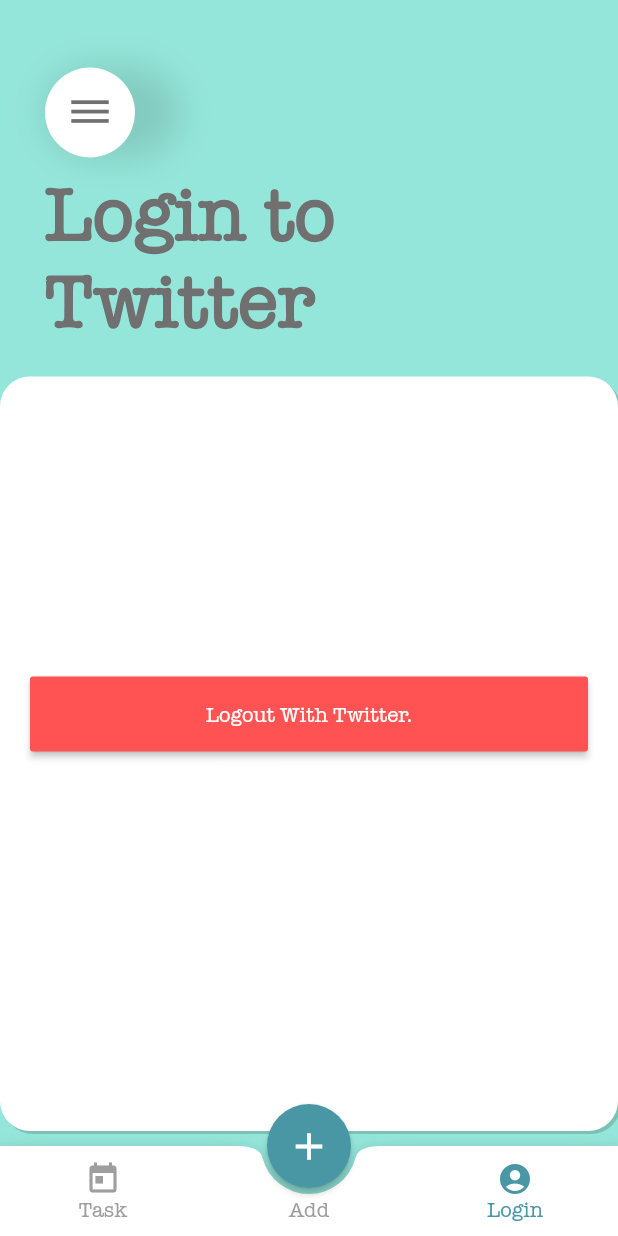
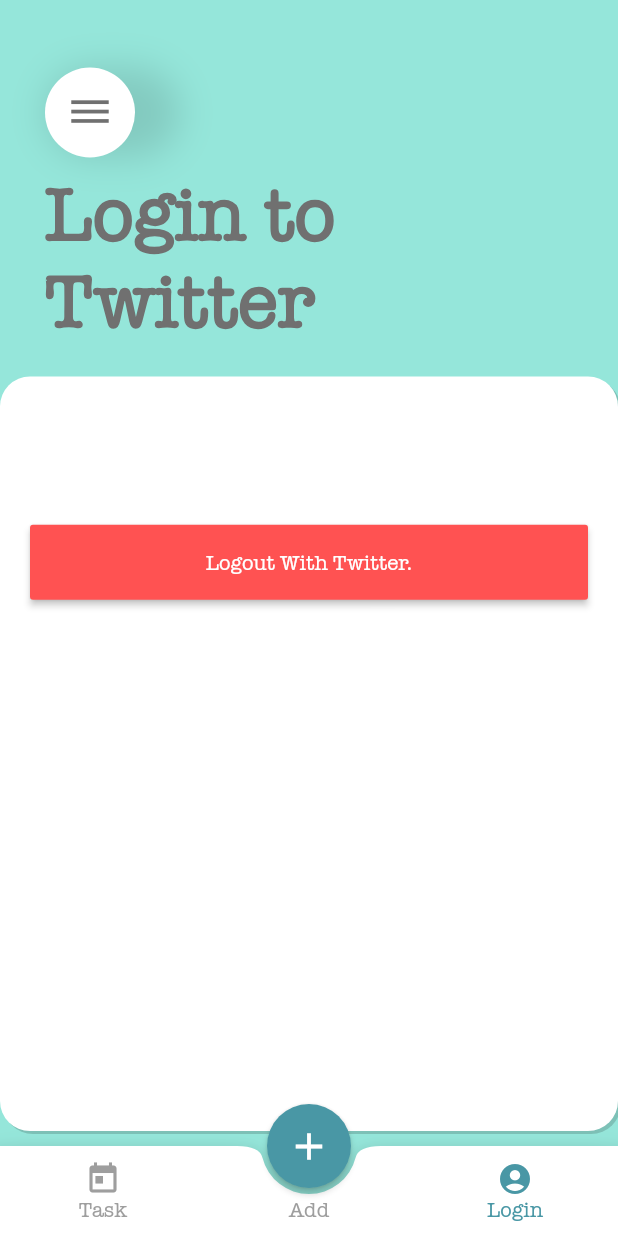
Before and after one commit to esh2n/twisk-flutter, a Flutter app: the screen it shows after launch, after a tap on "Login", on a phone screen of 412 x 824 dp. Run offline on Flutter 3.47's test engine with Material 2 defaults, Android fonts, the phone set to English and light mode, and no system bars; our stand-ins replace eva_icons_flutter, firebase_auth, sqflite, synchronized, webview_flutter; missing offline and left inert: flutter_statusbarcolor, twitter_oauth; accounts and stored records are empty.

Commit message:
finalized project

```diff
--- a/lib/models/user.dart
+++ b/lib/models/user.dart
@@ -31,8 +31,6 @@ void postTwitterRequest(
     "POST",
     "statuses/update.json",
     options: {
-      "status": "New Task Posted! ✅${sentence}  #Twisk",
-      // "status": "だ",
       "status": "New Task Posted!\n✅${sentence}\n\n#Twisk\n#今日の積み上げ",
     },
   );
--- a/lib/screens/add_task_screen.dart
+++ b/lib/screens/add_task_screen.dart
@@ -1,6 +1,3 @@
-import 'dart:convert';
-import 'dart:typed_data';
-import 'package:flutter/services.dart' show rootBundle;
 import 'package:flutter/material.dart';
 import 'package:twisk/colors.dart';
 import 'package:twisk/models/task.dart';
--- a/lib/screens/tasks_screen.dart
+++ b/lib/screens/tasks_screen.dart
@@ -10,7 +10,6 @@ import 'package:twisk/models/task_data.dart';
 import 'package:twisk/util/twitterLogin.dart';
 import 'package:twisk/models/user_data.dart';
 import 'package:twisk/models/color_data.dart';
-import 'package:twisk/models/user.dart';
 
 class TasksScreen extends StatefulWidget {
   @override
@@ -30,6 +29,7 @@ class _TasksScreenState extends State<TasksScreen> {
 
   @override
   Widget build(BuildContext context) {
+    double height = MediaQuery.of(context).size.height;
     initiarize(context);
     bool _isDarkMode = isDark(context);
     return Scaffold(
@@ -101,10 +101,10 @@ class _TasksScreenState extends State<TasksScreen> {
                       return Text("");
                     }),
                 currentAccountPicture: CircleAvatar(
-                  radius: 30,
+                  radius: height * 0.0335,
                   backgroundColor: getMainColor(_isDarkMode),
                   child: FutureBuilder<Widget>(
-                      future: getUserImage(),
+                      future: getUserImage(height),
                       builder: (BuildContext context,
                           AsyncSnapshot<Widget> snapshot) {
                         if (snapshot.hasData) {
@@ -113,7 +113,7 @@ class _TasksScreenState extends State<TasksScreen> {
                         return ClipOval(
                           child: Icon(
                             Icons.account_circle,
-                            size: 70,
+                            size: height * 0.0781,
                             color: Colors.white,
                           ),
                         );
@@ -197,9 +197,7 @@ class _TasksScreenState extends State<TasksScreen> {
               Expanded(
                 child: Container(),
               ),
-              Divider(
-                color: getDividerColor(_isDarkMode),
-              ),
+              getExpandWithContainer(height, _isDarkMode),
               SwitchListTile(
                 title: Text(
                   'Color Mode',
@@ -230,14 +228,32 @@ class _TasksScreenState extends State<TasksScreen> {
                   Navigator.pop(context, true);
                 },
               ),
-              Container(
-                height: 30.0,
-              ),
+              getBottomContainer(height)
             ],
           ),
         ),
       ),
     );
+  }
+
+  Widget getBottomContainer(double height) {
+    if (height <= 568) {
+      return Container();
+    } else {
+      return Container(
+        height: height * 0.0335,
+      );
+    }
+  }
+
+  Widget getExpandWithContainer(double height, bool _isDarkMode) {
+    if (height <= 568) {
+      return Container();
+    } else {
+      return Divider(
+        color: getDividerColor(_isDarkMode),
+      );
+    }
   }
 
   Widget _buildChild() {
@@ -248,14 +264,14 @@ class _TasksScreenState extends State<TasksScreen> {
     }
   }
 
-  Future<Widget> getUserImage() async {
+  Future<Widget> getUserImage(double height) async {
     int count = Provider.of<UserData>(context).userListCount;
     if (count > 0) {
       if (Provider.of<UserData>(context).userList[0].photoURL != null) {
         return ClipOval(
           child: Image.network(
             Provider.of<UserData>(context).userList[0].photoURL,
-            height: 70,
+            height: height * 0.0781,
             fit: BoxFit.cover,
           ),
         );
@@ -264,7 +280,7 @@ class _TasksScreenState extends State<TasksScreen> {
     return ClipOval(
       child: Icon(
         Icons.account_circle,
-        size: 70,
+        size: height * 0.0781,
         color: Colors.white,
       ),
     );
--- a/lib/util/twitterLogin.dart
+++ b/lib/util/twitterLogin.dart
@@ -32,6 +32,7 @@ class _TwitterOauthPageState extends State<TwitterOauthPage> {
 
   @override
   Widget build(BuildContext context) {
+    double height = MediaQuery.of(context).size.height;
     bool _isDarkMode = isDark(context);
     return Scaffold(
       backgroundColor: getMainColor(_isDarkMode),
@@ -119,7 +120,8 @@ class _TwitterOauthPageState extends State<TwitterOauthPage> {
                   crossAxisAlignment: CrossAxisAlignment.stretch,
                   children: <Widget>[
                     Container(
-                      height: 200,
+                      height: height * 0.12,
+                      // height: height * 0.223214286,
                     ),
                     Container(
                         child: FutureBuilder<Widget>(
@@ -148,6 +150,7 @@ class _TwitterOauthPageState extends State<TwitterOauthPage> {
     final FirebaseAuth _auth = FirebaseAuth.instance;
     FirebaseUser user = await _auth.currentUser();
     if (user != null) {
+      print("user exist");
       return ButtonTheme(
         minWidth: 150,
         height: 50,
@@ -169,6 +172,7 @@ class _TwitterOauthPageState extends State<TwitterOauthPage> {
         ),
       );
     } else {
+      print("user doesn't exist");
       return ButtonTheme(
         minWidth: 150,
         height: 50,
--- a/lib/util/twitter_api.dart
+++ b/lib/util/twitter_api.dart
@@ -239,14 +239,12 @@ class twitterApi {
     }
     // Repeat for POST
     else if (method.toUpperCase() == "POST") {
-      print("sasa: ${Uri.https("api.twitter.com", "/1.1/" + url, options)}");
       response = post(Uri.https("api.twitter.com", "/1.1/" + url, options),
           headers: {
             "Authorization": authHeader,
             "Content-Type": "application/json"
           }).timeout(Duration(seconds: timeout));
     }
-
     // Return the future
     return response;
   }
--- a/pubspec.yaml
+++ b/pubspec.yaml
@@ -11,7 +11,7 @@ description: A new Flutter application.
 # In iOS, build-name is used as CFBundleShortVersionString while build-number used as CFBundleVersion.
 # Read more about iOS versioning at
 # https://developer.apple.com/library/archive/documentation/General/Reference/InfoPlistKeyReference/Articles/CoreFoundationKeys.html
-version: 1.0.0+1
+version: 1.0.0+2
 
 environment:
   sdk: ">=2.1.0 <3.0.0"
@@ -36,6 +36,8 @@ dependencies:
   http: ^0.12.0+2
   crypto: ^2.1.3
   firebase_auth: ^0.15.3
+  firebase_core: ^0.4.3+1
+  firebase_messaging: ^5.0.1
   twitter_oauth:
     git:
       url: https://github.com/0maru/twitter_oauth.git
```
Also changed, not shown: pubspec.lock, 49 other files.
